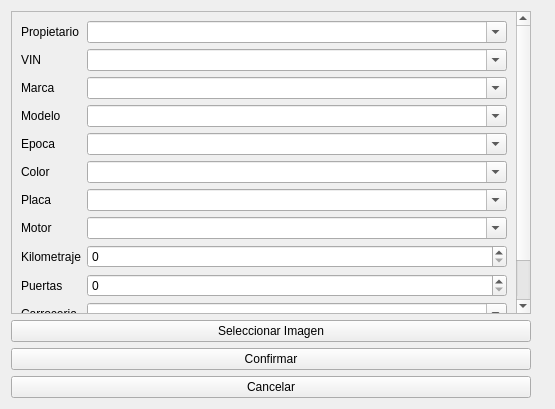
Before: the Qt Designer form ui/newregistrationwidget.ui in Abysmal683/proyecto-inventario-de-autos, drawn with Qt 5.
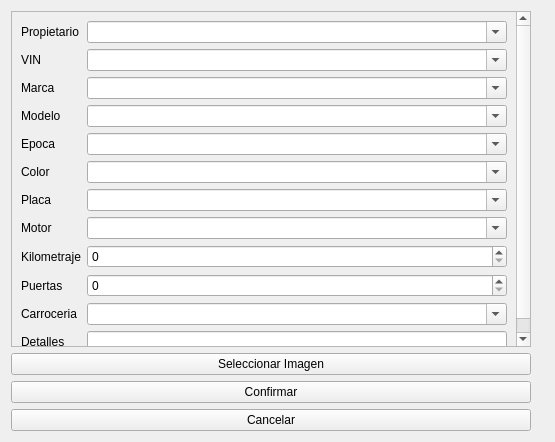
After: the same form once the commit is applied. Icons and pictures are not drawn.

Commit message: se mejoro la interfaz welcome

What changed in the file:
```diff
--- a/ui/newregistrationwidget.ui
+++ b/ui/newregistrationwidget.ui
@@ -19,7 +19,7 @@
      <item>
       <widget class="QScrollArea" name="scrollAreaCaracteristicas">
        <property name="sizePolicy">
-        <sizepolicy hsizetype="Expanding" vsizetype="Expanding">
+        <sizepolicy hsizetype="MinimumExpanding" vsizetype="MinimumExpanding">
          <horstretch>0</horstretch>
          <verstretch>0</verstretch>
         </sizepolicy>
@@ -311,7 +311,7 @@
      <item alignment="Qt::AlignmentFlag::AlignHCenter|Qt::AlignmentFlag::AlignVCenter">
       <widget class="QLabel" name="labelImagen">
        <property name="sizePolicy">
-        <sizepolicy hsizetype="Expanding" vsizetype="Expanding">
+        <sizepolicy hsizetype="MinimumExpanding" vsizetype="Expanding">
          <horstretch>0</horstretch>
          <verstretch>0</verstretch>
         </sizepolicy>
```
Left out of the diff: 96 changed lines with no effect on the pictures. The commit also changes 1 other file.
